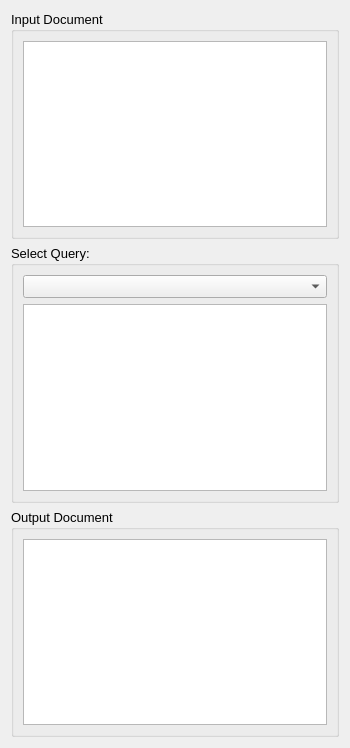
First picture: the form in forms/xmlpatterns.ui, repository copperspice/kitchensink, before the edit.
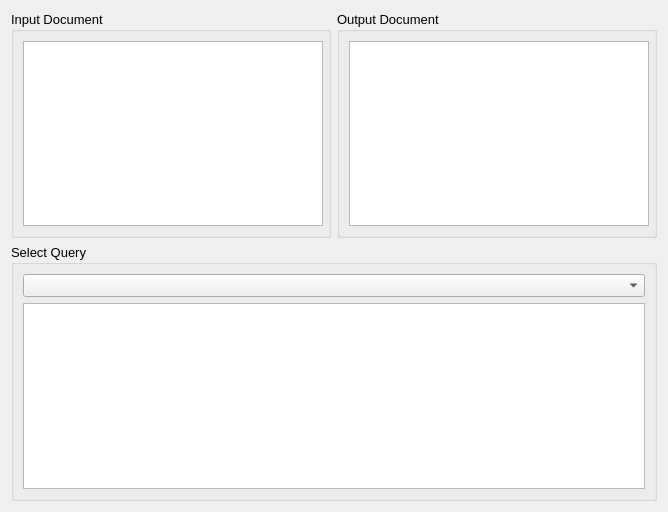
Second picture: the form after the edit.

The edit to the form file:
```diff
--- a/forms/xmlpatterns.ui
+++ b/forms/xmlpatterns.ui
@@ -6,8 +6,8 @@
    <rect>
     <x>0</x>
     <y>0</y>
-    <width>350</width>
-    <height>748</height>
+    <width>668</width>
+    <height>512</height>
    </rect>
   </property>
   <property name="minimumSize">
@@ -19,9 +19,15 @@
   <property name="windowTitle">
    <string>Recipes XQuery Example</string>
   </property>
-  <layout class="QVBoxLayout" name="verticalLayout_4">
-   <item>
+  <layout class="QGridLayout" name="gridLayout">
+   <item row="0" column="0">
     <widget class="QGroupBox" name="inputGroupBox">
+     <property name="sizePolicy">
+      <sizepolicy hsizetype="Expanding" vsizetype="Expanding">
+       <horstretch>0</horstretch>
+       <verstretch>0</verstretch>
+      </sizepolicy>
+     </property>
      <property name="minimumSize">
       <size>
        <width>0</width>
@@ -39,6 +45,12 @@
      <layout class="QVBoxLayout" name="verticalLayout_1">
       <item>
        <widget class="QTextEdit" name="inputTextEdit">
+        <property name="sizePolicy">
+         <sizepolicy hsizetype="Expanding" vsizetype="Expanding">
+          <horstretch>0</horstretch>
+          <verstretch>0</verstretch>
+         </sizepolicy>
+        </property>
         <property name="minimumSize">
          <size>
           <width>300</width>
@@ -53,8 +65,14 @@
      </layout>
     </widget>
    </item>
-   <item>
-    <widget class="QGroupBox" name="queryGroupBox">
+   <item row="0" column="1">
+    <widget class="QGroupBox" name="outputGroupBox">
+     <property name="sizePolicy">
+      <sizepolicy hsizetype="Expanding" vsizetype="Expanding">
+       <horstretch>0</horstretch>
+       <verstretch>0</verstretch>
+      </sizepolicy>
+     </property>
      <property name="minimumSize">
       <size>
        <width>0</width>
@@ -67,21 +85,17 @@
       </font>
      </property>
      <property name="title">
-      <string>Select Query:</string>
+      <string>Output Document</string>
      </property>
      <layout class="QVBoxLayout" name="verticalLayout_2">
       <item>
-       <widget class="QComboBox" name="defaultQueries">
+       <widget class="QTextEdit" name="outputTextEdit">
         <property name="sizePolicy">
-         <sizepolicy hsizetype="Preferred" vsizetype="Preferred">
+         <sizepolicy hsizetype="Expanding" vsizetype="Expanding">
           <horstretch>0</horstretch>
           <verstretch>0</verstretch>
          </sizepolicy>
         </property>
-       </widget>
-      </item>
-      <item>
-       <widget class="QTextEdit" name="queryTextEdit">
         <property name="minimumSize">
          <size>
           <width>300</width>
@@ -99,8 +113,14 @@
      </layout>
     </widget>
    </item>
-   <item>
-    <widget class="QGroupBox" name="outputGroupBox">
+   <item row="1" column="0" colspan="2">
+    <widget class="QGroupBox" name="queryGroupBox">
+     <property name="sizePolicy">
+      <sizepolicy hsizetype="Expanding" vsizetype="Expanding">
+       <horstretch>0</horstretch>
+       <verstretch>0</verstretch>
+      </sizepolicy>
+     </property>
      <property name="minimumSize">
       <size>
        <width>0</width>
@@ -113,11 +133,27 @@
       </font>
      </property>
      <property name="title">
-      <string>Output Document</string>
+      <string>Select Query</string>
      </property>
      <layout class="QVBoxLayout" name="verticalLayout_3">
       <item>
-       <widget class="QTextEdit" name="outputTextEdit">
+       <widget class="QComboBox" name="defaultQueries">
+        <property name="sizePolicy">
+         <sizepolicy hsizetype="Expanding" vsizetype="Expanding">
+          <horstretch>0</horstretch>
+          <verstretch>0</verstretch>
+         </sizepolicy>
+        </property>
+       </widget>
+      </item>
+      <item>
+       <widget class="QTextEdit" name="queryTextEdit">
+        <property name="sizePolicy">
+         <sizepolicy hsizetype="Expanding" vsizetype="Expanding">
+          <horstretch>0</horstretch>
+          <verstretch>0</verstretch>
+         </sizepolicy>
+        </property>
         <property name="minimumSize">
          <size>
           <width>300</width>
```
Left out of the diff: 4 changed lines with no effect on the pictures.
